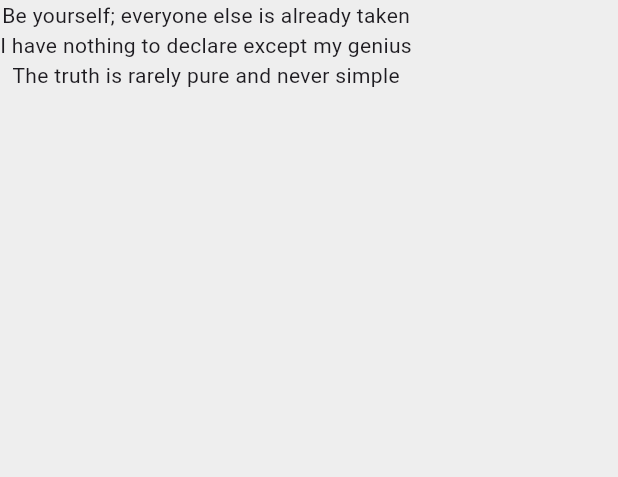
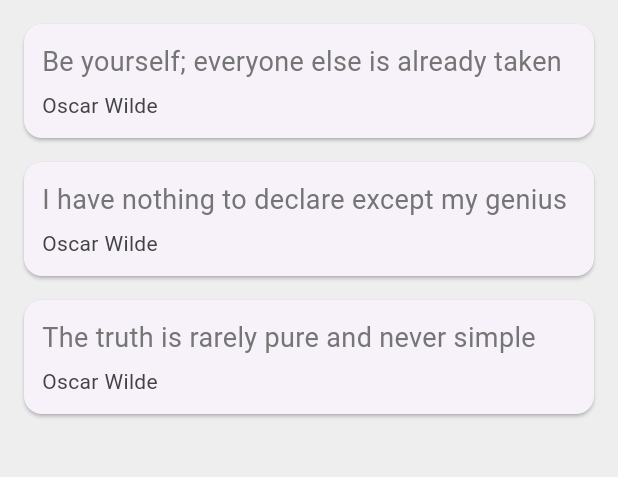
Before and after one commit to reijjo/Flutter-tutorials, a Flutter app: the screen it shows after launch, on a phone screen of 412 x 824 dp, the part 84-561 px from its top. Run offline on Flutter 3.47's test engine with Material 3 defaults, Android fonts, the phone set to English and light mode, and no system bars.

Commit message:
tutorial continues

```diff
--- a/NetNinja-YouTube/quotes/lib/main.dart
+++ b/NetNinja-YouTube/quotes/lib/main.dart
@@ -1,4 +1,5 @@
 import 'package:flutter/material.dart';
+import 'quote.dart';
 
 void main() {
   runApp(const MaterialApp(
@@ -10,15 +11,44 @@ class QuoteList extends StatefulWidget {
   const QuoteList({super.key});
 
   @override
-  _QuoteListState createState() => _QuoteListState();
+  QuoteListState createState() => QuoteListState();
 }
 
-class _QuoteListState extends State<QuoteList> {
-  List<String> quotes = [
-    'Be yourself; everyone else is already taken',
-    'I have nothing to declare except my genius',
-    'The truth is rarely pure and never simple'
+class QuoteListState extends State<QuoteList> {
+  List<Quote> quotes = [
+    Quote(
+        text: 'Be yourself; everyone else is already taken',
+        author: 'Oscar Wilde'),
+    Quote(
+        text: 'I have nothing to declare except my genius',
+        author: 'Oscar Wilde'),
+    Quote(
+        text: 'The truth is rarely pure and never simple',
+        author: 'Oscar Wilde')
   ];
+
+  Widget quoteTemplate(quote) {
+    return Card(
+      margin: const EdgeInsets.fromLTRB(16.0, 16.0, 16.0, 0),
+      child: Padding(
+        padding: const EdgeInsets.all(12.0),
+        child: Column(
+          crossAxisAlignment: CrossAxisAlignment.stretch,
+          children: <Widget>[
+            Text(
+              quote.text,
+              style: TextStyle(fontSize: 18.0, color: Colors.grey[600]),
+            ),
+            const SizedBox(height: 6.0),
+            Text(
+              quote.author,
+              style: TextStyle(fontSize: 14.0, color: Colors.grey[800]),
+            ),
+          ],
+        ),
+      ),
+    );
+  }
 
   @override
   Widget build(BuildContext context) {
@@ -31,7 +61,7 @@ class _QuoteListState extends State<QuoteList> {
           foregroundColor: Colors.white,
         ),
         body: Column(
-          children: quotes.map((quote) => Text(quote)).toList(),
+          children: quotes.map((quote) => quoteTemplate(quote)).toList(),
         ));
   }
 }
--- /dev/null
+++ b/NetNinja-YouTube/quotes/lib/quote.dart
@@ -0,0 +1,7 @@
+class Quote {
+  String text;
+  String author;
+
+  Quote({required this.text, required this.author});
+  // Quote({this.text = '', this.author = ''});
+}
```
Also changed, not shown: 1 other file.
